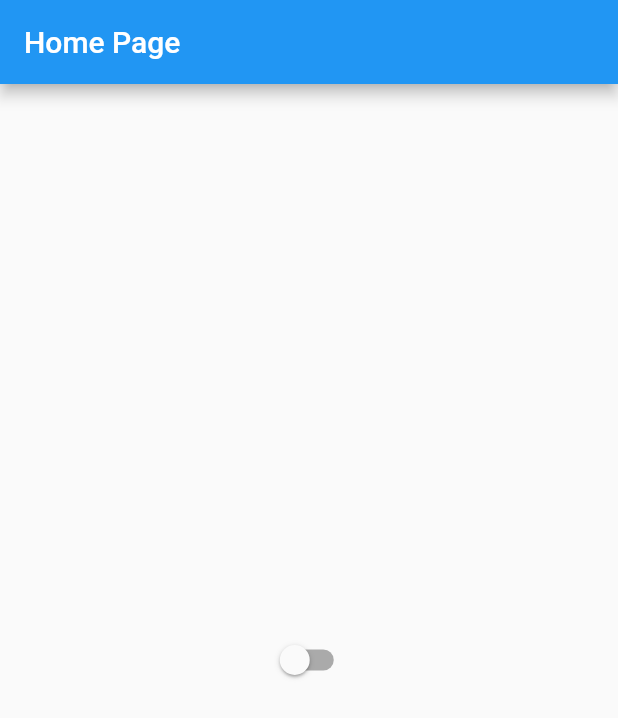
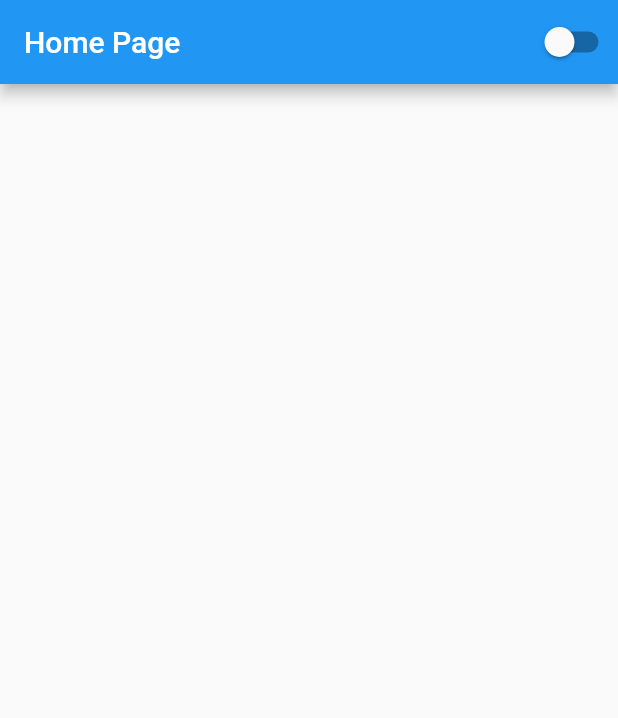
Before and after one commit to ivictoruan/aprendendo_arquitetura, a Flutter app: the screen it shows after launch, on a phone screen of 412 x 824 dp. Shown: the top 718 px of the screen. Run offline on Flutter 3.47's test engine with Material 2 defaults, Android fonts, the light colour scheme and no system bars.

Commit message:
FEAT: [Arquitetura #3: Models]: Componentização dos controlers, transferência da regra de negócio para o controller, criação de model para a configuração do app (Dark Mode);

```diff
--- /dev/null
+++ b/lib/app/app_controller.dart
@@ -0,0 +1,22 @@
+// import 'package:flutter/cupertino.dart';
+
+import 'package:aprendendo_arquitetura/app/models/appconfig_model.dart';
+import 'package:flutter/cupertino.dart';
+
+class AppController{
+
+  static final AppController instance = AppController._(); // Singleton para instanciar o controller na aplicação
+  AppController._(); // construtor privado: pode acessar a instancia apenas dentro da classe específica!
+
+  // final themeSwitch = ValueNotifier<bool>(false);
+
+  AppconfigModel config = AppconfigModel();
+
+  bool get isDark => config.themeSwitch.value;
+
+  ValueNotifier<bool> get themeSwitch => config.themeSwitch;
+
+  changeTheme(bool value){
+    config.themeSwitch.value = value;
+  }
+}
--- a/lib/app/app_widget.dart
+++ b/lib/app/app_widget.dart
@@ -1,4 +1,4 @@
-import 'package:aprendendo_arquitetura/app/controllers/app_controller.dart';
+import 'package:aprendendo_arquitetura/app/app_controller.dart';
 import 'package:aprendendo_arquitetura/app/pages/home/home_page.dart';
 import 'package:flutter/material.dart';
 
@@ -12,6 +12,7 @@ class AppWidget extends StatelessWidget {
       valueListenable: AppController.instance.themeSwitch,
       builder: (context, isDark, child) {
         return MaterialApp(
+          debugShowCheckedModeBanner: false,
             title: 'Aprendendo Arquiteturas',
             theme: ThemeData(
               primarySwatch: Colors.blue,
--- a/lib/app/controllers/app_controller.dart
+++ /dev/null
@@ -1,15 +0,0 @@
-// import 'package:flutter/cupertino.dart';
-
-import 'package:flutter/material.dart';
-
-class AppController{
-
-  static final AppController instance = AppController._(); // Singleton para instanciar o controller na aplicação
-  AppController._(); // construtor privado: pode acessar a instancia apenas dentro da classe específica!
-
-  final themeSwitch = ValueNotifier<bool>(false);
-
-  changeTheme(bool value){
-    themeSwitch.value = value;
-  }
-}
--- /dev/null
+++ b/lib/app/models/appconfig_model.dart
@@ -0,0 +1,6 @@
+import 'package:flutter/material.dart';
+
+class AppconfigModel{
+  final themeSwitch = ValueNotifier<bool>(false);
+
+}
--- a/lib/app/components/custom_switch_widget.dart
+++ b/lib/app/pages/home/components/custom_switch_widget.dart
@@ -1,4 +1,4 @@
-import 'package:aprendendo_arquitetura/app/controllers/app_controller.dart';
+import 'package:aprendendo_arquitetura/app/app_controller.dart';
 import 'package:flutter/material.dart';
 
 class CustomSwitchWidget extends StatelessWidget {
@@ -11,7 +11,7 @@ class CustomSwitchWidget extends StatelessWidget {
       valueListenable: AppController.instance.themeSwitch,
       builder: (context, isDark, child) {
         return Switch(
-          value: AppController.instance.themeSwitch.value, // valor inicial
+          value: AppController.instance.isDark, // valor inicial
           onChanged: (value) {
             AppController.instance.changeTheme(value);
           },
--- a/lib/app/pages/home/home_page.dart
+++ b/lib/app/pages/home/home_page.dart
@@ -1,4 +1,4 @@
-import 'package:aprendendo_arquitetura/app/components/custom_switch_widget.dart';
+import 'package:aprendendo_arquitetura/app/pages/home/components/custom_switch_widget.dart';
 import 'package:flutter/material.dart';
 
 class HomePage extends StatefulWidget {
@@ -14,10 +14,13 @@ class _HomePageState extends State<HomePage> {
     return Scaffold(
       appBar: AppBar(
         title: const Text('Home Page'),
+        actions: const [
+           CustomSwitchWidget(),
+        ],
       ),
-      body: const Center(
-        child: CustomSwitchWidget(),
-      ),
+      // body: const Center(
+      //   child: CustomSwitchWidget(),
+      // ),
     );
   }
 }
```
Also changed, not shown: lib/app/pages/home/home_controller.dart (added), lib/app/pages/login/login_controller.dart (added), pubspec.lock, 1 other file.
